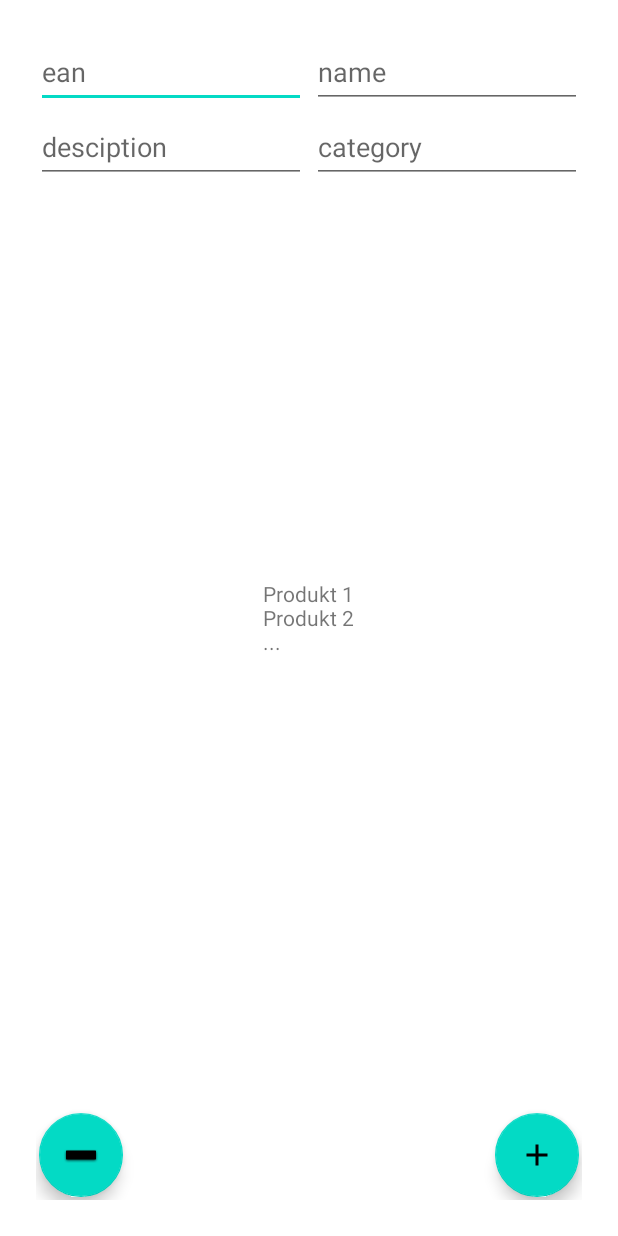
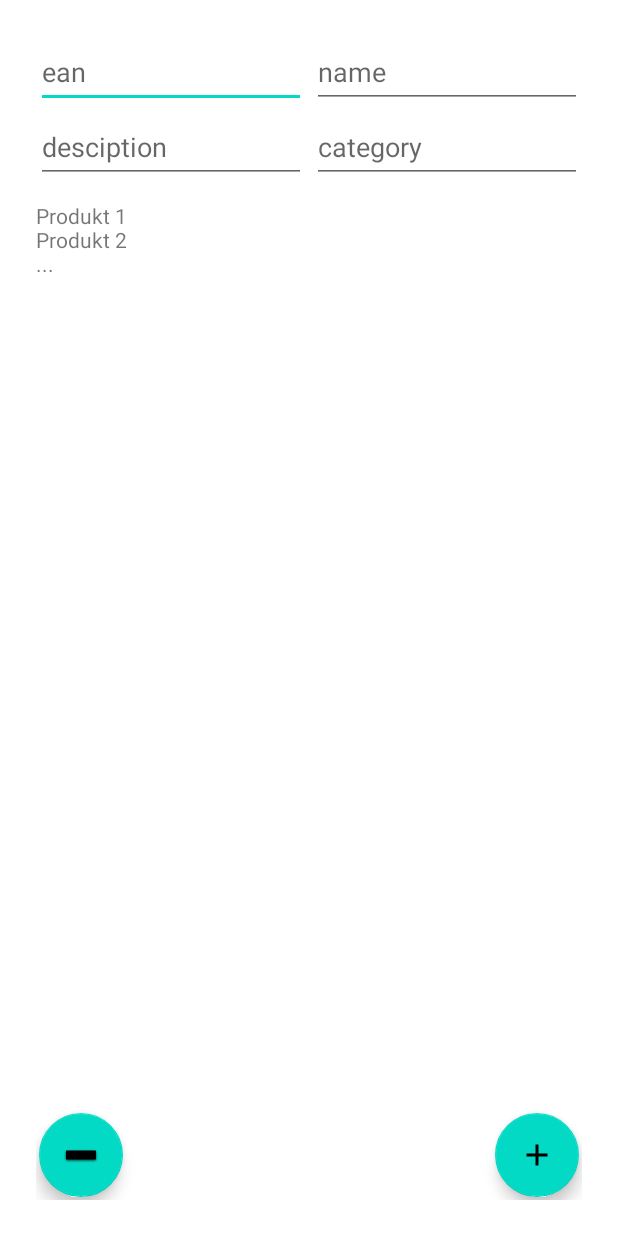
Before and after one commit to lipov1991/ProductInventory, an Android app: the layout activity_products.xml on its own in the app's theme, with its tools: preview values and no code run, on a phone screen of 412 x 824 dp. Run offline under Robolectric (Android 15) with nearby library versions, the phone set to English and light mode, and no system bars.

Commit message:
alpha v0.0.5.1

```diff
--- a/app/src/main/res/layout/activity_products.xml
+++ b/app/src/main/res/layout/activity_products.xml
@@ -7,12 +7,26 @@
     android:layout_margin="24dp"
     android:orientation="vertical">
 
+    <LinearLayout
+        android:layout_marginTop="110dp"
+        android:layout_width="fill_parent"
+        android:layout_height="400dp">
+        <ScrollView
+            android:layout_width="match_parent"
+            android:layout_height="wrap_content">
+            <LinearLayout
+                android:layout_width="wrap_content"
+                android:layout_height="wrap_content"
+                android:orientation="vertical">
                 <TextView
                     android:id="@+id/products_text_view"
                     android:layout_width="wrap_content"
                     android:layout_height="wrap_content"
                     android:layout_gravity="center"
                     tools:text="Produkt 1\nProdukt 2\n..." />
+            </LinearLayout>
+        </ScrollView>
+    </LinearLayout>
 
     <com.google.android.material.floatingactionbutton.FloatingActionButton
         android:id="@+id/add_product_button"
```
Also changed, not shown: app/src/main/java/pl/lanku/inventory/presentation/products/ProductsActivity.kt (+7 -9 lines). Lines whose indentation alone changed are shown as unchanged.
